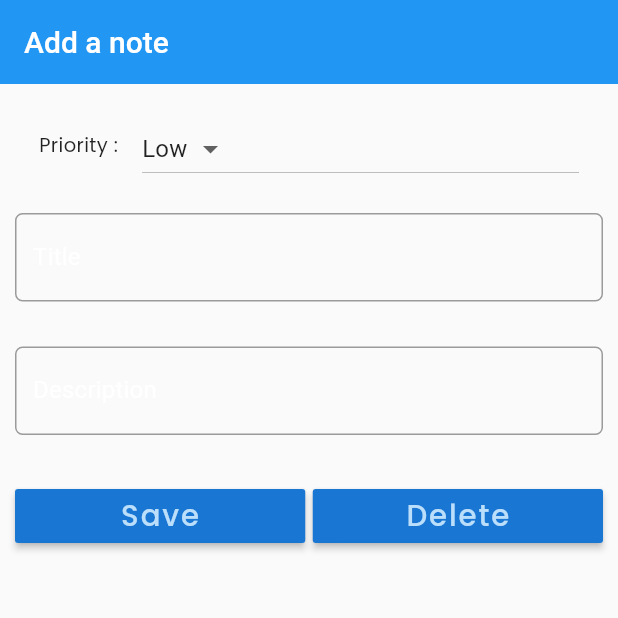
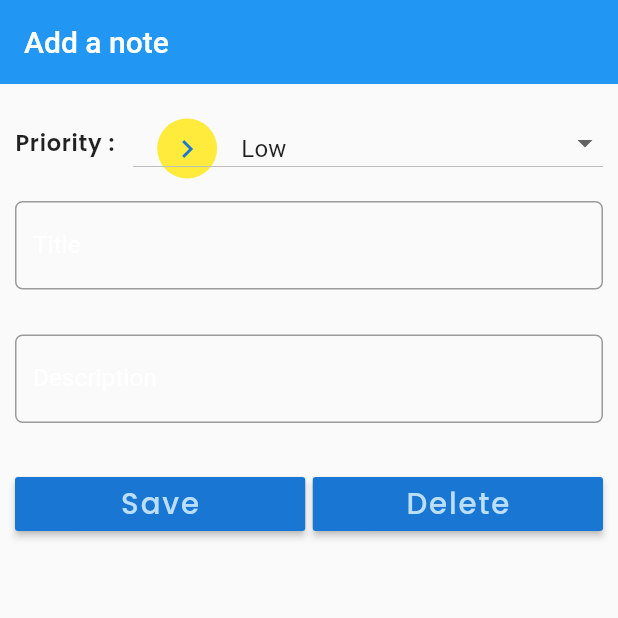
Before and after one commit to amaan-zafar/notes, a Flutter app: the screen it shows after launch, after a tap on the "add" icon, on a phone screen of 412 x 824 dp, the top half of it. Run offline on Flutter 3.47's test engine with Material 2 defaults, Android fonts, the phone set to English and light mode, and no system bars; our stand-ins replace google_fonts, shared_preferences, sqflite; accounts and stored records are empty; Roboto replaces fonts that are missing (Overpass).

Commit message:
detail page dropdown button updated

```diff
--- a/lib/screens/note_detail.dart
+++ b/lib/screens/note_detail.dart
@@ -14,7 +14,9 @@ class NoteDetail extends StatefulWidget {
 }
 
 class NoteDetailState extends State<NoteDetail> {
-  static var _priorities = ['High', 'Low'];
+  static var _intToStringPriority = {1: 'High', 2: 'Low'};
+  static var _stringToIntPriority = _intToStringPriority
+      .map((k, v) => MapEntry(v, k)); //Reverses Key-Value pair
 
   DatabaseHelper dbHelper = DatabaseHelper();
 
@@ -50,23 +52,45 @@ class NoteDetailState extends State<NoteDetail> {
             child: ListView(
               children: <Widget>[
                 // Dropdown Button
-                ListTile(
-                  leading: Text('Priority :'),
-                  title: DropdownButton(
-                    items: _priorities.map((String dropDownStringItem) {
+                Container(
+                  child: Row(
+                    children: [
+                      Text(
+                        'Priority :   ',
+                        style: Theme.of(context)
+                            .textTheme
+                            .bodyText1
+                            .copyWith(fontWeight: FontWeight.w600),
+                      ),
+                      Expanded(
+                        child: DropdownButton(
+                          isExpanded: true,
+                          items: _intToStringPriority.values
+                              .map((String dropDownStringItem) {
                             return DropdownMenuItem<String>(
                               value: dropDownStringItem,
-                        child: Text(dropDownStringItem),
+                              child: ListTile(
+                                leading: CircleAvatar(
+                                  backgroundColor: Utils.getPriorityColor(
+                                      _stringToIntPriority[dropDownStringItem]),
+                                  child: Utils.getPriorityIcon(
+                                      _stringToIntPriority[dropDownStringItem]),
+                                ),
+                                title: Text(dropDownStringItem),
+                              ),
                             );
                           }).toList(),
-                    value: getPriorityAsString(note.priority),
+                          value: _intToStringPriority[note.priority],
                           onChanged: (valueSelectedByUser) {
                             setState(() {
                               debugPrint('User selected $valueSelectedByUser');
-                        updatePriorityAsInt(valueSelectedByUser);
+                              note.priority =
+                                  _stringToIntPriority[valueSelectedByUser];
                             });
                           },
-                    dropdownColor: Utils.getPriorityColor(note.priority),
+                        ),
+                      ),
+                    ],
                   ),
                 ),
 
@@ -157,32 +181,6 @@ class NoteDetailState extends State<NoteDetail> {
     Navigator.pop(context, true);
   }
 
-  // Convert the String priority in the form of integer before saving it to Database
-  void updatePriorityAsInt(String value) {
-    switch (value) {
-      case 'High':
-        note.priority = 1;
-        break;
-      case 'Low':
-        note.priority = 2;
-        break;
-    }
-  }
-
-  // Convert int priority to String priority and display it to user in DropDown
-  String getPriorityAsString(int value) {
-    String priority;
-    switch (value) {
-      case 1:
-        priority = _priorities[0]; // 'High'
-        break;
-      case 2:
-        priority = _priorities[1]; // 'Low'
-        break;
-    }
-    return priority;
-  }
-
   // Update the title of Note object
   void updateTitle() {
     note.title = titleController.text;
```
Lines whose indentation alone changed are shown as unchanged.
